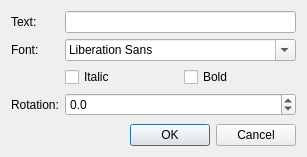
Qt form src/ui/qgsredliningtextdialog.ui (kadas-albireo/kadas-albireo) before a commit.
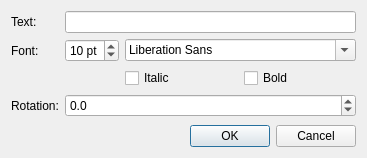
The same form after that commit.

Diff of the .ui file:
```diff
--- a/src/ui/qgsredliningtextdialog.ui
+++ b/src/ui/qgsredliningtextdialog.ui
@@ -6,40 +6,14 @@
    <rect>
     <x>0</x>
     <y>0</y>
-    <width>258</width>
-    <height>157</height>
+    <width>366</width>
+    <height>158</height>
    </rect>
   </property>
   <property name="windowTitle">
    <string>Text Properties</string>
   </property>
   <layout class="QGridLayout" name="gridLayout">
-   <item row="1" column="0">
-    <widget class="QLabel" name="labelFont">
-     <property name="sizePolicy">
-      <sizepolicy hsizetype="Maximum" vsizetype="Preferred">
-       <horstretch>0</horstretch>
-       <verstretch>0</verstretch>
-      </sizepolicy>
-     </property>
-     <property name="text">
-      <string>Font:</string>
-     </property>
-    </widget>
-   </item>
-   <item row="5" column="0" colspan="3">
-    <spacer name="verticalSpacer">
-     <property name="orientation">
-      <enum>Qt::Vertical</enum>
-     </property>
-     <property name="sizeHint" stdset="0">
-      <size>
-       <width>20</width>
-       <height>40</height>
-      </size>
-     </property>
-    </spacer>
-   </item>
    <item row="0" column="0">
     <widget class="QLabel" name="labelText">
      <property name="sizePolicy">
@@ -53,20 +27,17 @@
      </property>
     </widget>
    </item>
-   <item row="0" column="1" colspan="2">
-    <widget class="QLineEdit" name="lineEditText"/>
-   </item>
-   <item row="1" column="1" colspan="2">
+   <item row="1" column="2" colspan="2">
     <widget class="QFontComboBox" name="fontComboBox"/>
    </item>
-   <item row="2" column="2">
+   <item row="2" column="3">
     <widget class="QCheckBox" name="checkBoxBold">
      <property name="text">
       <string>Bold</string>
      </property>
     </widget>
    </item>
-   <item row="6" column="0" colspan="3">
+   <item row="6" column="0" colspan="4">
     <widget class="QDialogButtonBox" name="buttonBox">
      <property name="orientation">
       <enum>Qt::Horizontal</enum>
@@ -76,12 +47,18 @@
      </property>
     </widget>
    </item>
-   <item row="2" column="1">
-    <widget class="QCheckBox" name="checkBoxItalic">
-     <property name="text">
-      <string>Italic</string>
+   <item row="5" column="0" colspan="4">
+    <spacer name="verticalSpacer">
+     <property name="orientation">
+      <enum>Qt::Vertical</enum>
      </property>
-    </widget>
+     <property name="sizeHint" stdset="0">
+      <size>
+       <width>20</width>
+       <height>40</height>
+      </size>
+     </property>
+    </spacer>
    </item>
    <item row="3" column="0">
     <widget class="QLabel" name="labelRotation">
@@ -90,7 +67,46 @@
      </property>
     </widget>
    </item>
-   <item row="3" column="1" colspan="2">
+   <item row="1" column="0">
+    <widget class="QLabel" name="labelFont">
+     <property name="sizePolicy">
+      <sizepolicy hsizetype="Maximum" vsizetype="Preferred">
+       <horstretch>0</horstretch>
+       <verstretch>0</verstretch>
+      </sizepolicy>
+     </property>
+     <property name="text">
+      <string>Font:</string>
+     </property>
+    </widget>
+   </item>
+   <item row="2" column="2">
+    <widget class="QCheckBox" name="checkBoxItalic">
+     <property name="text">
+      <string>Italic</string>
+     </property>
+    </widget>
+   </item>
+   <item row="1" column="1">
+    <widget class="QSpinBox" name="spinBoxFontSize">
+     <property name="suffix">
+      <string> pt</string>
+     </property>
+     <property name="minimum">
+      <number>5</number>
+     </property>
+     <property name="maximum">
+      <number>50</number>
+     </property>
+     <property name="value">
+      <number>10</number>
+     </property>
+    </widget>
+   </item>
+   <item row="0" column="1" colspan="3">
+    <widget class="QLineEdit" name="lineEditText"/>
+   </item>
+   <item row="3" column="1" colspan="3">
     <widget class="QDoubleSpinBox" name="spinBoxRotation">
      <property name="wrapping">
       <bool>true</bool>
```
Left out of the diff: 2 changed lines with no effect on the pictures.
